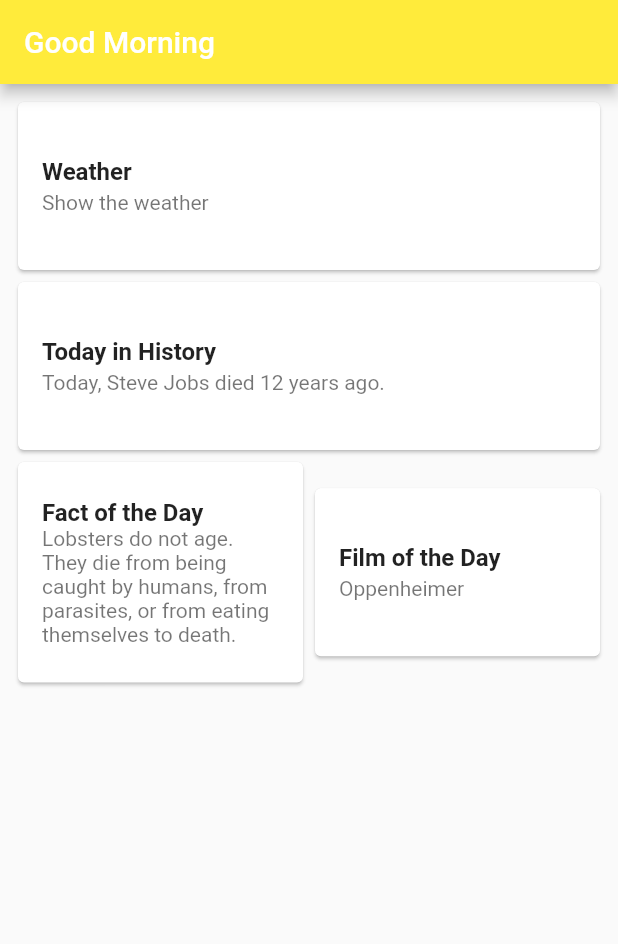
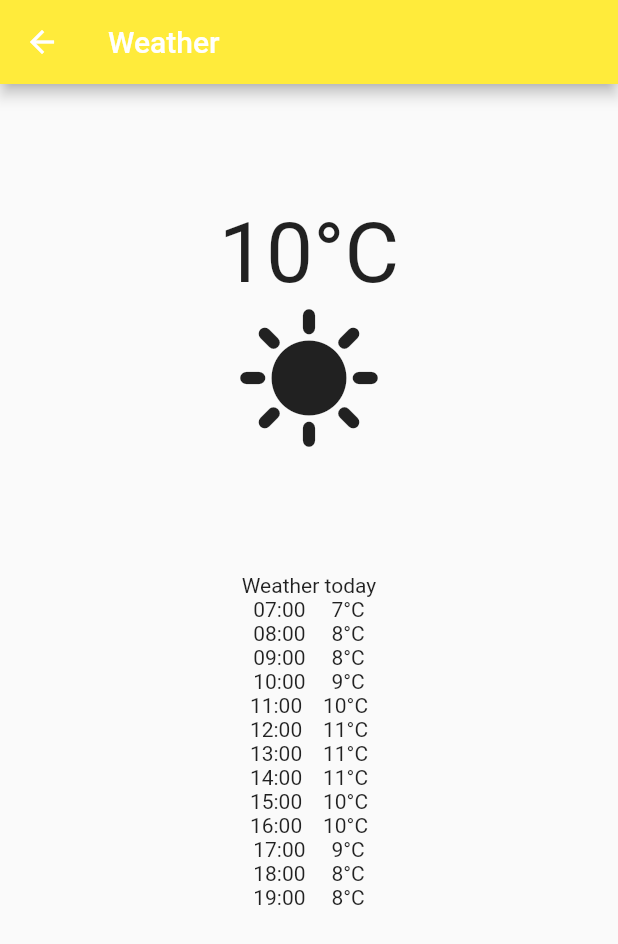
Before and after one commit to gu-tig333-ht23/grupp5, a Flutter app: the screen it shows after launch, after a tap on "Weather", on a phone screen of 412 x 824 dp. Shown: the top 944 px of the screen. Run offline on Flutter 3.47's test engine with Material 2 defaults, Android fonts, the phone set to English and light mode, and no system bars.

Commit message:
Weather page

```diff
--- a/good_morning/lib/ui/home_page.dart
+++ b/good_morning/lib/ui/home_page.dart
@@ -1,5 +1,6 @@
 import 'package:flutter/material.dart';
 import 'package:good_morning/ui/daily_fact/daily_fact_ui.dart';
+import 'package:good_morning/utils/weather.dart';
 
 class HomePage extends StatefulWidget {
   @override
@@ -19,8 +20,10 @@ class HomePageState extends State<HomePage> {
         child: ListView(
           children: [
             _buildFullCard('Weather', 'Show the weather', () {
-              // Add call to the Weather screen
-              print('Navigating to Weather Screen');
+              Navigator.push(
+                  context,
+                  MaterialPageRoute(
+                      builder: (BuildContext context) => WeatherPage()));
             }),
             _buildFullCard(
                 'Today in History', 'Today, Steve Jobs died 12 years ago.', () {
--- a/good_morning/lib/utils/weather.dart
+++ b/good_morning/lib/utils/weather.dart
@@ -0,0 +1,55 @@
+import 'package:flutter/material.dart';
+
+class WeatherPage extends StatelessWidget {
+  @override
+  Widget build(BuildContext context) {
+    return Scaffold(
+      appBar: AppBar(
+        backgroundColor: Theme.of(context).colorScheme.primary,
+        title: const Text('Weather'),
+      ),
+      body: Padding(
+        padding: const EdgeInsets.all(80),
+        child: ListView(
+          children: [
+            Container(
+              child: Column(
+                children: [
+                  Text(
+                    '10°C',
+                    textScaleFactor: 4,
+                  ),
+                  Icon(
+                    Icons.sunny,
+                    size: 100,
+                  ),
+                ],
+              ),
+            ),
+            Container(
+              padding: EdgeInsets.only(top: 80),
+              child: Column(
+                children: [
+                  Text('Weather today'),
+                  Text('07:00     7°C'),
+                  Text('08:00     8°C'),
+                  Text('09:00     8°C'),
+                  Text('10:00     9°C'),
+                  Text('11:00    10°C'),
+                  Text('12:00    11°C'),
+                  Text('13:00    11°C'),
+                  Text('14:00    11°C'),
+                  Text('15:00    10°C'),
+                  Text('16:00    10°C'),
+                  Text('17:00     9°C'),
+                  Text('18:00     8°C'),
+                  Text('19:00     8°C'),
+                ],
+              ),
+            ),
+          ],
+        ),
+      ),
+    );
+  }
+}
```
